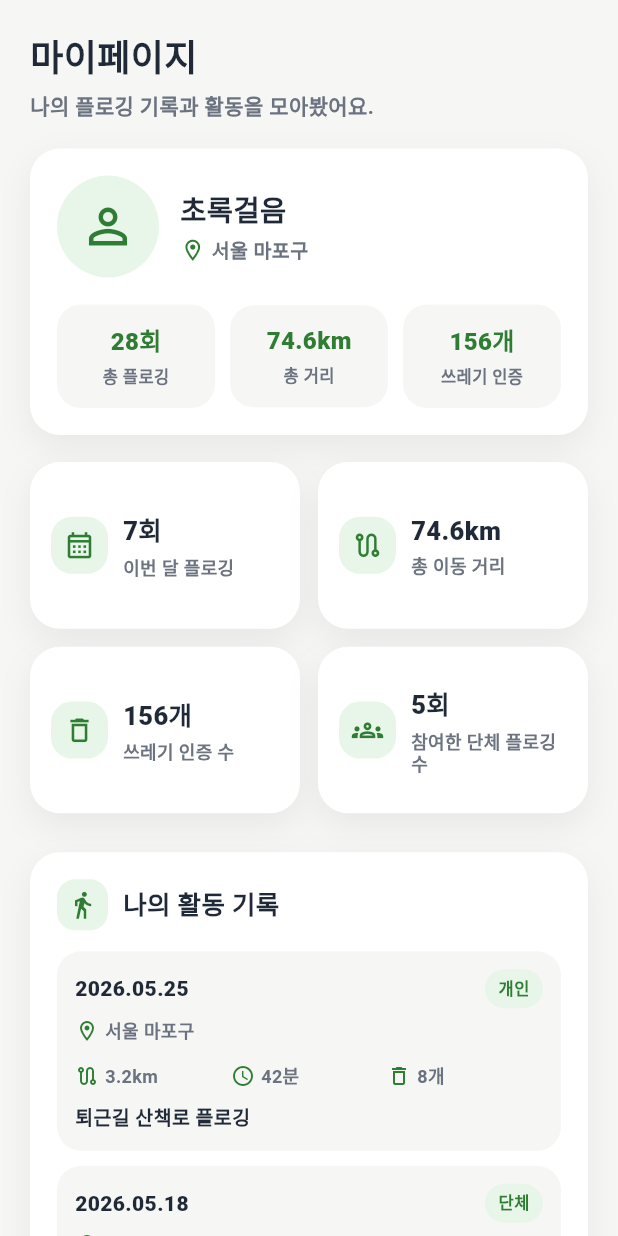
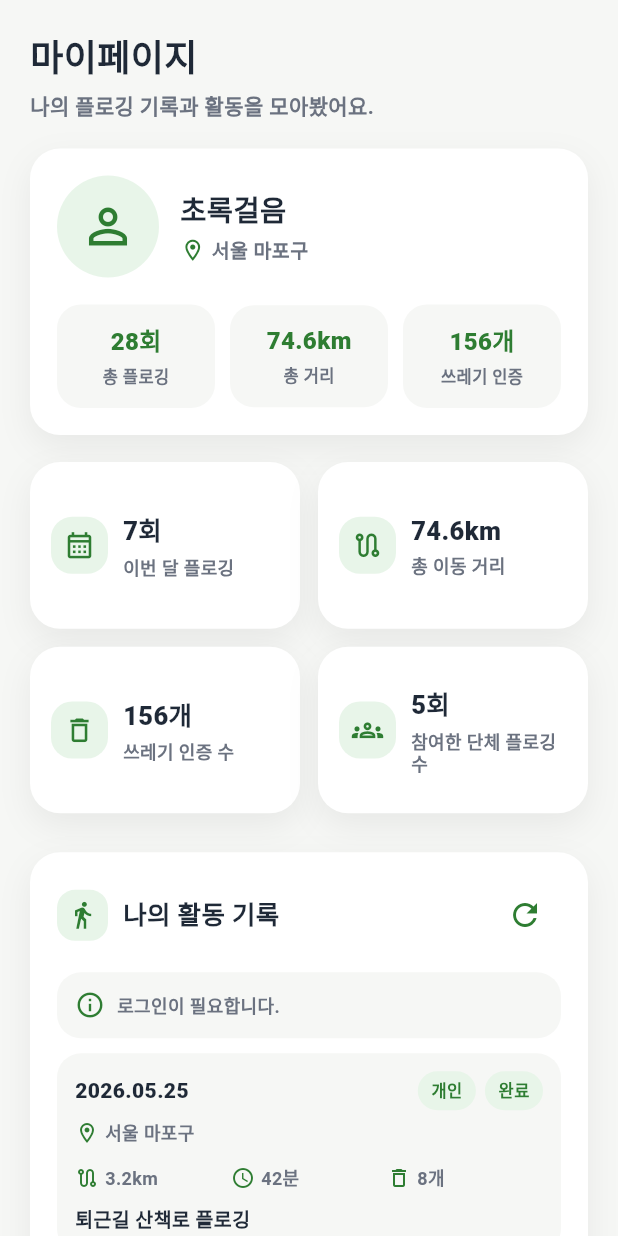
Before and after one commit to swan2407/plogging_app, a Flutter app: the MyPageScreen screen opened directly, on a phone screen of 412 x 824 dp. Run offline on Flutter 3.47's test engine with Material 3 defaults, Android fonts, the phone set to English and light mode, and no system bars; our stand-ins replace flutter_svg; network calls fail.

Commit message:
connect mypage activity records to backend api

```diff
--- a/frontend/lib/features/my_page/presentation/my_page_screen.dart
+++ b/frontend/lib/features/my_page/presentation/my_page_screen.dart
@@ -291,7 +291,7 @@ class _ActivityRecordsSection extends StatefulWidget {
 
 class _ActivityRecordsSectionState extends State<_ActivityRecordsSection> {
   final _ploggingApiService = PloggingApiService();
-  late Future<List<ActivityRecord>> _recordsFuture;
+  late Future<_ActivityRecordsResult> _recordsFuture;
 
   @override
   void initState() {
@@ -299,25 +299,44 @@ class _ActivityRecordsSectionState extends State<_ActivityRecordsSection> {
     _recordsFuture = _fetchRecords();
   }
 
-  Future<List<ActivityRecord>> _fetchRecords() async {
+  Future<_ActivityRecordsResult> _fetchRecords() async {
     final accessToken = mockAuthController.accessToken;
     if (accessToken == null) {
-      return mockActivityRecordStore.records;
+      return _ActivityRecordsResult(
+        records: mockActivityRecordStore.records,
+        fallbackMessage: '로그인이 필요합니다.',
+      );
     }
 
     try {
       final sessions = await _ploggingApiService.fetchMyPloggingSessions(
         accessToken,
       );
-      return sessions.map((session) => session.toActivityRecord()).toList();
+      return _ActivityRecordsResult(
+        records: sessions.map((session) => session.toActivityRecord()).toList(),
+      );
+    } on PloggingApiException catch (exception) {
+      return _ActivityRecordsResult(
+        records: mockActivityRecordStore.records,
+        fallbackMessage: '${exception.message} 기존 기록을 표시합니다.',
+      );
     } catch (_) {
-      return mockActivityRecordStore.records;
+      return _ActivityRecordsResult(
+        records: mockActivityRecordStore.records,
+        fallbackMessage: '플로깅 기록을 불러오지 못했습니다. 기존 기록을 표시합니다.',
+      );
     }
+  }
+
+  void _refresh() {
+    setState(() {
+      _recordsFuture = _fetchRecords();
+    });
   }
 
   @override
   Widget build(BuildContext context) {
-    return FutureBuilder<List<ActivityRecord>>(
+    return FutureBuilder<_ActivityRecordsResult>(
       future: _recordsFuture,
       builder: (context, snapshot) {
         if (snapshot.connectionState == ConnectionState.waiting) {
@@ -328,18 +347,66 @@ class _ActivityRecordsSectionState extends State<_ActivityRecordsSection> {
           );
         }
 
-        final records = snapshot.data ?? mockActivityRecordStore.records;
+        final result =
+            snapshot.data ??
+            _ActivityRecordsResult(
+              records: mockActivityRecordStore.records,
+              fallbackMessage: '플로깅 기록을 불러오지 못했습니다. 기존 기록을 표시합니다.',
+            );
         return _MyPageSection(
           title: '나의 활동 기록',
           icon: Icons.directions_walk_outlined,
-          children: records.isEmpty
-              ? const [_EmptyActivityRecordState()]
-              : [
-                  for (final record in records)
-                    _ActivityRecordTile(record: record),
-                ],
+          action: IconButton(
+            onPressed: _refresh,
+            tooltip: '활동 기록 새로고침',
+            icon: const Icon(Icons.refresh, color: MyPageScreen._green),
+          ),
+          children: [
+            if (result.fallbackMessage != null)
+              _ActivityRecordsFallbackState(message: result.fallbackMessage!),
+            if (result.records.isEmpty)
+              const _EmptyActivityRecordState()
+            else
+              for (final record in result.records)
+                _ActivityRecordTile(record: record),
+          ],
         );
       },
+    );
+  }
+}
+
+class _ActivityRecordsResult {
+  const _ActivityRecordsResult({required this.records, this.fallbackMessage});
+
+  final List<ActivityRecord> records;
+  final String? fallbackMessage;
+}
+
+class _ActivityRecordsFallbackState extends StatelessWidget {
+  const _ActivityRecordsFallbackState({required this.message});
+
+  final String message;
+
+  @override
+  Widget build(BuildContext context) {
+    return _ListSurface(
+      child: Row(
+        children: [
+          const Icon(Icons.info_outline, color: MyPageScreen._green, size: 20),
+          const SizedBox(width: 8),
+          Expanded(
+            child: Text(
+              message,
+              style: const TextStyle(
+                color: MyPageScreen._grayText,
+                fontSize: 12,
+                fontWeight: FontWeight.w700,
+              ),
+            ),
+          ),
+        ],
+      ),
     );
   }
 }
@@ -378,7 +445,14 @@ class _ActivityRecordTile extends StatelessWidget {
                   ),
                 ),
               ),
-              _StatusPill(label: record.type),
+              Row(
+                mainAxisSize: MainAxisSize.min,
+                children: [
+                  _StatusPill(label: record.type),
+                  const SizedBox(width: 6),
+                  _StatusPill(label: record.status),
+                ],
+              ),
             ],
           ),
           const SizedBox(height: 6),
@@ -699,11 +773,13 @@ class _MyPageSection extends StatelessWidget {
     required this.title,
     required this.icon,
     required this.children,
+    this.action,
   });
 
   final String title;
   final IconData icon;
   final List<Widget> children;
+  final Widget? action;
 
   @override
   Widget build(BuildContext context) {
@@ -711,7 +787,7 @@ class _MyPageSection extends StatelessWidget {
       child: Column(
         crossAxisAlignment: CrossAxisAlignment.start,
         children: [
-          _SectionHeader(icon: icon, title: title),
+          _SectionHeader(icon: icon, title: title, action: action),
           const SizedBox(height: 14),
           for (var index = 0; index < children.length; index++) ...[
             children[index],
@@ -753,10 +829,11 @@ class _MyPageCard extends StatelessWidget {
 }
 
 class _SectionHeader extends StatelessWidget {
-  const _SectionHeader({required this.icon, required this.title});
+  const _SectionHeader({required this.icon, required this.title, this.action});
 
   final IconData icon;
   final String title;
+  final Widget? action;
 
   @override
   Widget build(BuildContext context) {
@@ -782,6 +859,7 @@ class _SectionHeader extends StatelessWidget {
             ),
           ),
         ),
+        ?action,
       ],
     );
   }
--- a/frontend/lib/features/plogging/data/plogging_api_service.dart
+++ b/frontend/lib/features/plogging/data/plogging_api_service.dart
@@ -53,7 +53,7 @@ class PloggingApiService {
       final message = decoded is Map<String, dynamic>
           ? decoded['message'] as String?
           : null;
-      throw PloggingApiException(message ?? '활동 기록 저장에 실패했습니다.');
+      throw PloggingApiException(message ?? '플로깅 기록을 불러오지 못했습니다.');
     }
     return decoded;
   }
--- a/frontend/lib/features/plogging/model/activity_record.dart
+++ b/frontend/lib/features/plogging/model/activity_record.dart
@@ -8,6 +8,7 @@ class ActivityRecord {
     required this.distance,
     required this.trashCertificationCount,
     required this.summary,
+    this.status = '완료',
   });
 
   final String id;
@@ -18,4 +19,5 @@ class ActivityRecord {
   final String distance;
   final int trashCertificationCount;
   final String summary;
+  final String status;
 }
```
Also changed, not shown: frontend/lib/features/plogging/model/plogging_session.dart (+11 -0 lines).
